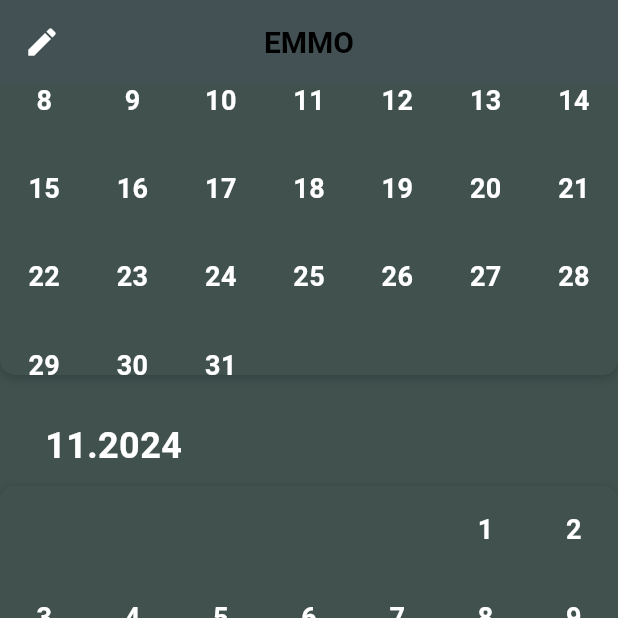
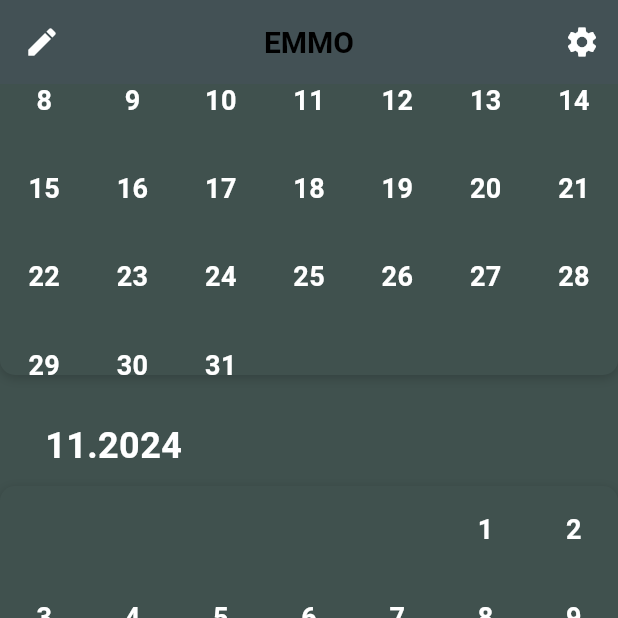
Before and after one commit to xiangxiang3451/EMMOApp, a Flutter app: the HomeScreen screen opened directly, on a phone screen of 412 x 824 dp, the top half of it. Run offline on Flutter 3.47's test engine with Material 3 defaults, Android fonts, the phone set to English and light mode, and no system bars; our stand-ins replace cloud_firestore, firebase_auth, firebase_core, geocoding, geolocator, google_maps_flutter and 2 more; missing offline and left inert: mailer; accounts and stored records are empty.

Commit message:
add Sidebar

```diff
--- a/lib/screens/home_screen.dart
+++ b/lib/screens/home_screen.dart
@@ -1,10 +1,10 @@
+import 'package:flutter/material.dart';
 import 'package:emmo/screens/calendar_screen.dart';
 import 'package:emmo/screens/emotionChatPage.dart';
 import 'package:emmo/screens/mood_screen.dart';
 import 'package:emmo/screens/setting_screen.dart';
 import 'package:emmo/screens/driftBottlePage.dart';
 import 'package:emmo/screens/visualizationNote.dart';
-import 'package:flutter/material.dart';
 
 class HomeScreen extends StatefulWidget {
   const HomeScreen({super.key});
@@ -16,13 +16,16 @@ class HomeScreen extends StatefulWidget {
 class _HomeScreenState extends State<HomeScreen> {
   int _selectedIndex = 0;
 
+  // 创建一个 GlobalKey，用来控制 Scaffold
+  final GlobalKey<ScaffoldState> _scaffoldKey = GlobalKey<ScaffoldState>();
+
   // 页面选项列表
   static final List<Widget> _widgetOptions = <Widget>[
     const CalendarScreen(),
     EmotionChatPage(),
     const Visualizationnote(),
     DriftBottlePage(),
-    const SettingScreen()
+    const SettingScreen(),
   ];
 
   // 页面切换方法
@@ -30,24 +33,21 @@ class _HomeScreenState extends State<HomeScreen> {
     setState(() {
       _selectedIndex = index;
     });
-
-    // // 判断点击的是否是 "语言设置" 项，如果是，显示 MoodScreen
-    // if (index == 3) {
-    //   _openMoodScreen();
-    // }
   }
 
   // 打开MoodScreen页面的方法
   void _openMoodScreen() {
     Navigator.push(
       context,
-      MaterialPageRoute(builder: (context) => const MoodScreen()), // 跳转到MoodScreen
+      MaterialPageRoute(
+          builder: (context) => const MoodScreen()), // 跳转到MoodScreen
     );
   }
 
   @override
   Widget build(BuildContext context) {
     return Scaffold(
+      key: _scaffoldKey, // 给 Scaffold 设置 GlobalKey
       appBar: AppBar(
         automaticallyImplyLeading: false, // 禁用默认的返回按钮
         centerTitle: true,
@@ -63,11 +63,20 @@ class _HomeScreenState extends State<HomeScreen> {
         ),
         title: const Text('EMMO'),
         leading: IconButton(
-          icon: const Icon(Icons.mode), // 使用铅笔
+          icon: const Icon(Icons.mode), // 使用铅笔图标
           onPressed: _openMoodScreen, // 用户点击时打开 MoodScreen 页面
         ),
+        actions: [
+          // 添加设置按钮到右侧
+          IconButton(
+            icon: const Icon(Icons.settings), // 设置按钮的图标
+            onPressed: () {
+              // 使用 _scaffoldKey 打开侧边栏
+              _scaffoldKey.currentState?.openDrawer();
+            },
+          ),
+        ],
       ),
-
       body: Center(
         child: _widgetOptions.elementAt(_selectedIndex), // 根据选中的索引显示相应页面
       ),
@@ -103,6 +112,43 @@ class _HomeScreenState extends State<HomeScreen> {
         type: BottomNavigationBarType.fixed, // 固定模式，确保未选中的图标保持原样
         iconSize: 20,
       ),
+      drawer: Container(
+        width: MediaQuery.of(context).size.width / 2,
+        child: Drawer(
+          backgroundColor: const Color(0xFF62D2A2),
+          child: ListView(
+            padding: const EdgeInsets.all(22.0),
+            children: [
+              ListTile(
+                title: const Text('选项 1',style: TextStyle(color: Colors.white),),
+                onTap: () {
+                  Navigator.pop(context); // 关闭 Drawer
+                },
+              ),
+              ListTile(
+                title: const Text('选项 2',style: TextStyle(color: Colors.white),),
+                onTap: () {
+                  Navigator.pop(context); // 关闭 Drawer
+                },
+              ),
+              const Divider(), // 分割线
+              // 设置项
+              ListTile(
+                title: const Text('设置',style: TextStyle(color: Colors.white),),
+                onTap: () {
+                  Navigator.pop(context); // 关闭 Drawer
+                  // 展示设置内容，跳转到设置页面
+                  Navigator.push(
+                    context,
+                    MaterialPageRoute(
+                        builder: (context) => const SettingScreen()),
+                  );
+                },
+              ),
+            ],
+          ),
+        ),
+      ),
     );
   }
 }
```
Also changed, not shown: lib/screens/setting_screen.dart (line endings or trailing spaces).
